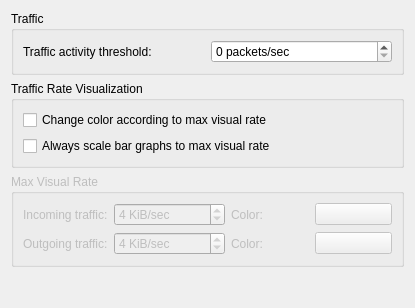
The window that src/kcm/themecfg.ui (KDE/knemo) describes before a commit, drawn with Qt 5.
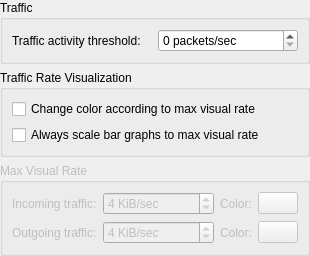
The same window after the commit. Custom widgets are drawn as their Qt base class.

Commit message: Adjust spacing in the config dialog forms

Diff of the .ui file:
```diff
--- a/src/kcm/themecfg.ui
+++ b/src/kcm/themecfg.ui
@@ -2,15 +2,10 @@
 <ui version="4.0">
  <class>ThemeCfg</class>
  <widget class="QWidget" name="ThemeCfg">
-  <property name="geometry">
-   <rect>
-    <x>0</x>
-    <y>0</y>
-    <width>415</width>
-    <height>308</height>
-   </rect>
-  </property>
   <layout class="QVBoxLayout" name="verticalLayout_4">
+   <property name="margin">
+    <number>0</number>
+   </property>
    <item>
     <widget class="QGroupBox" name="groupBox_2">
      <property name="title">
@@ -186,8 +181,8 @@
      </property>
      <property name="sizeHint" stdset="0">
       <size>
-       <width>1</width>
-       <height>1</height>
+       <width>0</width>
+       <height>0</height>
       </size>
      </property>
     </spacer>
@@ -195,16 +190,16 @@
   </layout>
  </widget>
  <customwidgets>
-  <customwidget>
-   <class>KIntSpinBox</class>
-   <extends>QSpinBox</extends>
-   <header>knuminput.h</header>
-  </customwidget>
   <customwidget>
    <class>KColorButton</class>
    <extends>QPushButton</extends>
    <header>kcolorbutton.h</header>
   </customwidget>
+  <customwidget>
+   <class>KIntSpinBox</class>
+   <extends>QSpinBox</extends>
+   <header>knuminput.h</header>
+  </customwidget>
  </customwidgets>
  <tabstops>
   <tabstop>spinBoxTrafficThreshold</tabstop>
```
The commit also changes 3 other files.
